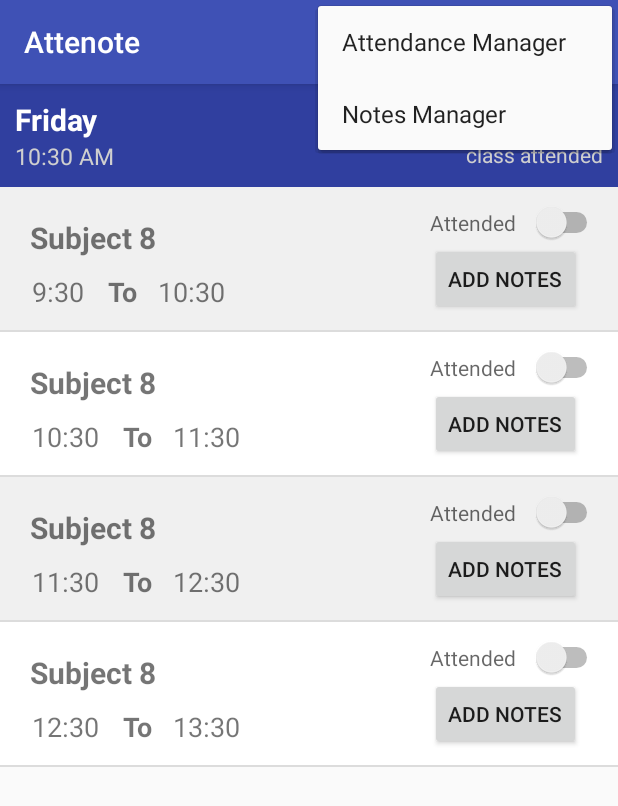
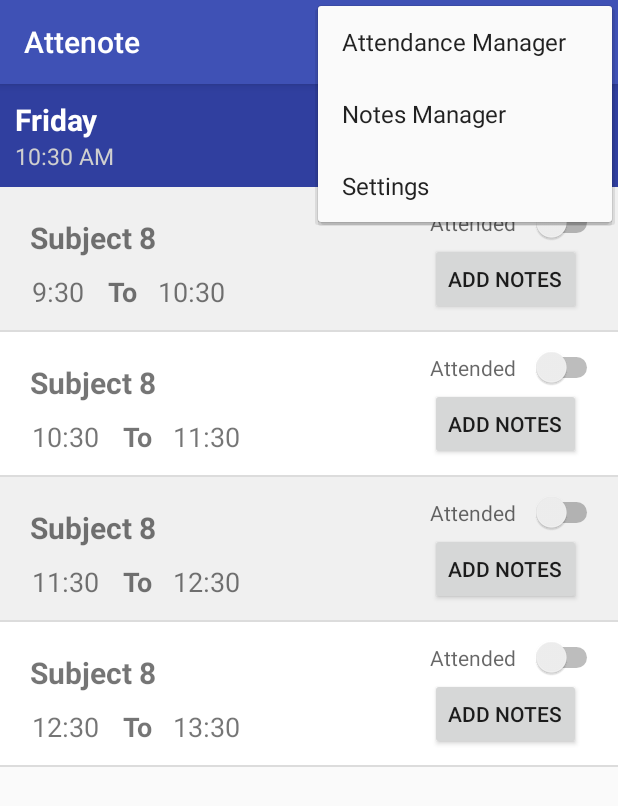
Before and after one commit to tanmay-des/Attenote, an Android app: the screen it shows after launch (DailyNoteActivity), with the options menu open, on a phone screen of 412 x 824 dp. Shown: the top 806 px of the screen. Run offline under Robolectric (Android 15) with nearby library versions, the phone set to English and light mode, and no system bars.

Commit message:
Added Set TimeTable and Set Subject in Menu item

```diff
--- a/app/src/main/java/com/infinitequarks/tgz/attenote/DailyNoteActivity.java
+++ b/app/src/main/java/com/infinitequarks/tgz/attenote/DailyNoteActivity.java
@@ -130,6 +130,11 @@ public class DailyNoteActivity extends AppCompatActivity {
                 startActivity(i1);
                 break;
 
+            case R.id.link_settings:
+                Intent i2= new Intent(this,AttenoteMainActivity.class);
+                startActivity(i2);
+                break;
+
 
         }
 
--- a/app/src/main/java/com/infinitequarks/tgz/attenote/SetTimeTableActivity.java
+++ b/app/src/main/java/com/infinitequarks/tgz/attenote/SetTimeTableActivity.java
@@ -44,9 +44,13 @@ public class SetTimeTableActivity extends AppCompatActivity {
         subjectList = mDatabase.getSubjectList();
 
         currentAdapter = new TimeListAdapter(SetTimeTableActivity.this, subjectList, i);
+
         mDayTextView = (TextView) findViewById(R.id.day_no);
         mDayTextView.setText(dayArray[i]);
+
+
         mListView = (ListView) findViewById(R.id.time_data_list);
+
         mListView.setAdapter(currentAdapter);
         i++;
         for(int i = 0; i < subjectList.length; i++){
--- a/app/src/main/res/menu/main_menu.xml
+++ b/app/src/main/res/menu/main_menu.xml
@@ -10,5 +10,10 @@
         android:alphabeticShortcut="a"
         android:numericShortcut="1"
         android:title="Notes Manager"/>
+    <item
+        android:id="@+id/link_settings"
+        android:alphabeticShortcut="a"
+        android:numericShortcut="1"
+        android:title="Settings"/>
 
 </menu>
```
